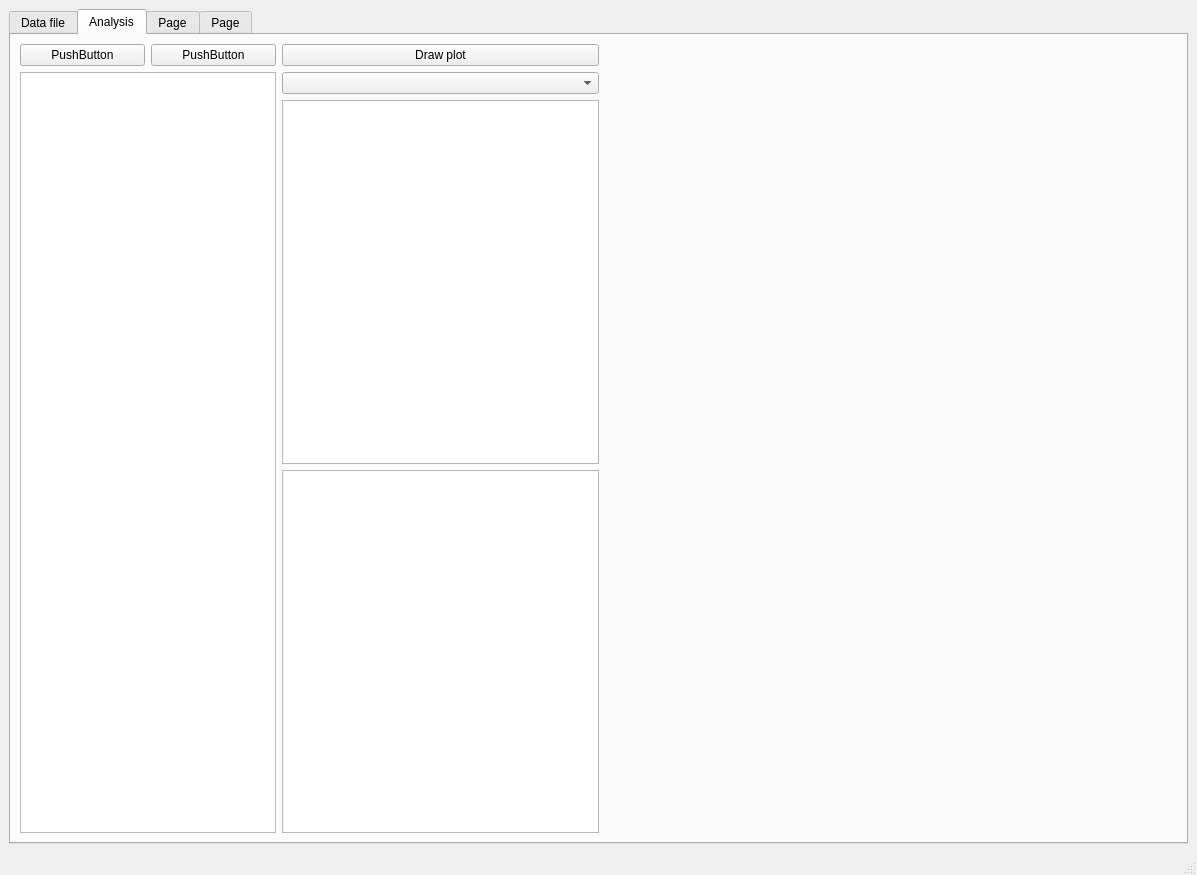
This is main_window.ui in Bob-Arctor/machine_learning as Qt 5 draws it before an edit. The edited form follows.
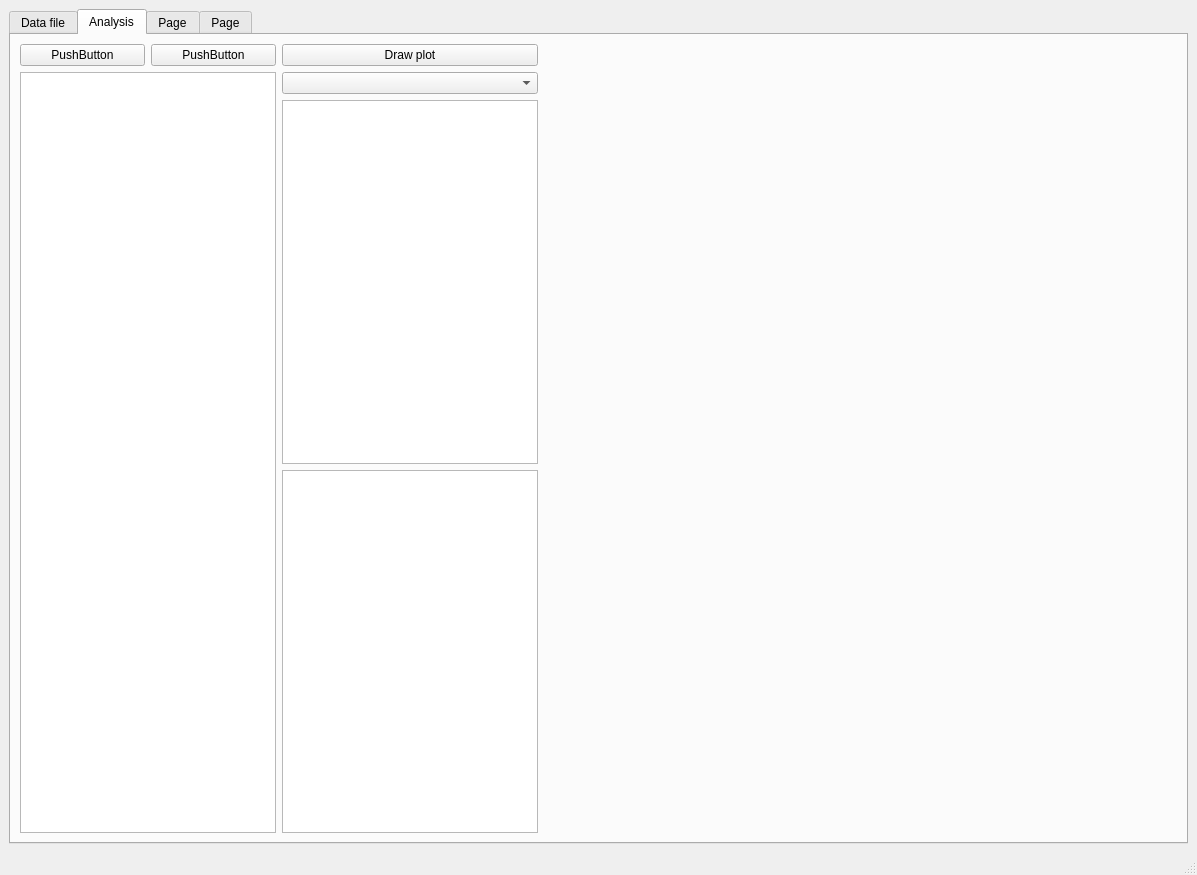
This is the edited form.

Diff of the .ui file:
```diff
--- a/main_window.ui
+++ b/main_window.ui
@@ -108,19 +108,52 @@
              <layout class="QVBoxLayout" name="verticalLayout_2">
               <item>
                <widget class="QPushButton" name="btn_plot">
+                <property name="sizePolicy">
+                 <sizepolicy hsizetype="Minimum" vsizetype="Fixed">
+                  <horstretch>0</horstretch>
+                  <verstretch>0</verstretch>
+                 </sizepolicy>
+                </property>
                 <property name="text">
                  <string>Draw plot</string>
                 </property>
                </widget>
               </item>
               <item>
-               <widget class="QComboBox" name="plots_combo"/>
+               <widget class="QComboBox" name="plots_combo">
+                <property name="sizePolicy">
+                 <sizepolicy hsizetype="Minimum" vsizetype="Fixed">
+                  <horstretch>0</horstretch>
+                  <verstretch>0</verstretch>
+                 </sizepolicy>
+                </property>
+                <property name="maximumSize">
+                 <size>
+                  <width>16777215</width>
+                  <height>16777215</height>
+                 </size>
+                </property>
+               </widget>
               </item>
               <item>
-               <widget class="QTableWidget" name="plot_table"/>
+               <widget class="QTableWidget" name="plot_table">
+                <property name="sizePolicy">
+                 <sizepolicy hsizetype="Preferred" vsizetype="Expanding">
+                  <horstretch>0</horstretch>
+                  <verstretch>0</verstretch>
+                 </sizepolicy>
+                </property>
+               </widget>
               </item>
               <item>
-               <widget class="QTableWidget" name="feature_stats_table"/>
+               <widget class="QTableWidget" name="feature_stats_table">
+                <property name="sizePolicy">
+                 <sizepolicy hsizetype="Maximum" vsizetype="Expanding">
+                  <horstretch>0</horstretch>
+                  <verstretch>0</verstretch>
+                 </sizepolicy>
+                </property>
+               </widget>
               </item>
              </layout>
             </item>
@@ -169,6 +202,9 @@
               <property name="orientation">
                <enum>Qt::Horizontal</enum>
               </property>
+              <property name="sizeType">
+               <enum>QSizePolicy::Expanding</enum>
+              </property>
               <property name="sizeHint" stdset="0">
                <size>
                 <width>48</width>
```
Left out of the diff: 2 changed lines with no effect on the pictures.
